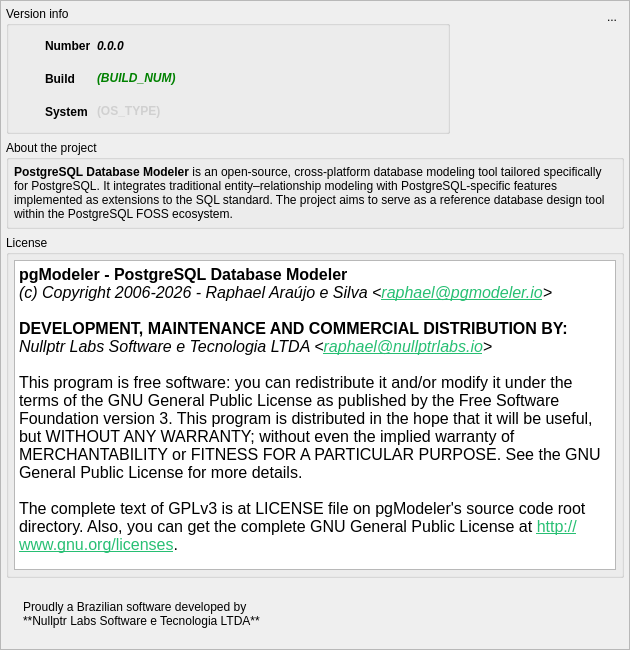
This is libs/libgui/ui/widgets/aboutwidget.ui in maniac787/pgmodeler as Qt 5 draws it before an edit. The edited form follows.
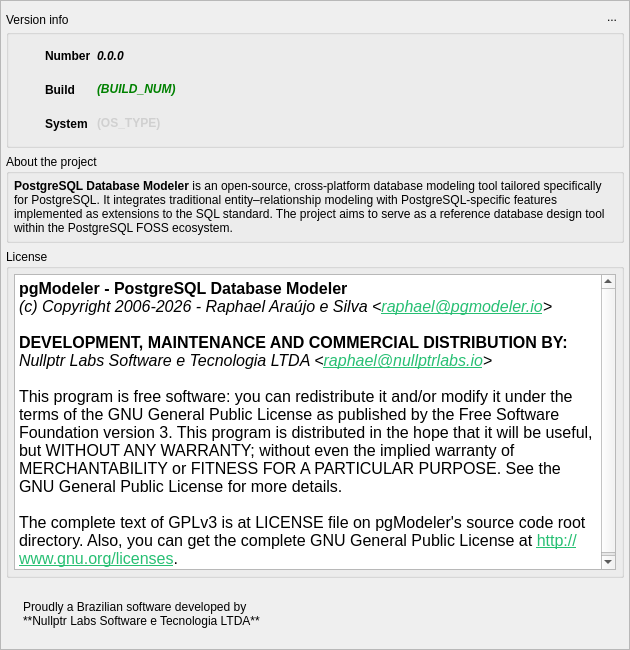
This is the edited form. Icons and pictures are not drawn.

Commit message: Minor ajdustment in about widget

What changed in the file:
```diff
--- a/libs/libgui/ui/widgets/aboutwidget.ui
+++ b/libs/libgui/ui/widgets/aboutwidget.ui
@@ -89,18 +89,57 @@
       </property>
       <item>
        <layout class="QGridLayout" name="gridLayout">
-        <item row="0" column="0" rowspan="2">
-         <widget class="QGroupBox" name="groupBox_3">
-          <property name="sizePolicy">
-           <sizepolicy hsizetype="Expanding" vsizetype="Preferred">
-            <horstretch>0</horstretch>
-            <verstretch>0</verstretch>
-           </sizepolicy>
-          </property>
-          <property name="title">
+        <property name="verticalSpacing">
+         <number>2</number>
+        </property>
+        <item row="0" column="0">
+         <widget class="QLabel" name="version_info_lbl">
+          <property name="text">
            <string>Version info</string>
           </property>
-          <layout class="QGridLayout" name="gridLayout_4">
+          <property name="alignment">
+           <set>Qt::AlignmentFlag::AlignBottom|Qt::AlignmentFlag::AlignLeading|Qt::AlignmentFlag::AlignLeft</set>
+          </property>
+         </widget>
+        </item>
+        <item row="0" column="1">
+         <widget class="QToolButton" name="hide_tb">
+          <property name="toolTip">
+           <string>Hide this widget</string>
+          </property>
+          <property name="text">
+           <string>...</string>
+          </property>
+          <property name="icon">
+           <iconset resource="../../res/resources.qrc">
+            <normaloff>:/icons/icons/closetab.png</normaloff>:/icons/icons/closetab.png</iconset>
+          </property>
+          <property name="iconSize">
+           <size>
+            <width>20</width>
+            <height>20</height>
+           </size>
+          </property>
+          <property name="shortcut">
+           <string>Esc</string>
+          </property>
+          <property name="autoRaise">
+           <bool>true</bool>
+          </property>
+         </widget>
+        </item>
+        <item row="1" column="0" rowspan="2" colspan="2">
+         <widget class="QGroupBox" name="groupBox_3">
+          <property name="sizePolicy">
+           <sizepolicy hsizetype="Expanding" vsizetype="Preferred">
+            <horstretch>0</horstretch>
+            <verstretch>0</verstretch>
+           </sizepolicy>
+          </property>
+          <property name="title">
+           <string/>
+          </property>
+          <layout class="QHBoxLayout" name="horizontalLayout_2">
            <property name="leftMargin">
             <number>5</number>
            </property>
@@ -113,6 +152,45 @@
            <property name="bottomMargin">
             <number>5</number>
            </property>
+           <item>
+            <layout class="QGridLayout" name="gridLayout_2">
+             <item row="1" column="1">
+              <widget class="QLabel" name="label_6">
+               <property name="font">
+                <font>
+                 <bold>true</bold>
+                </font>
+               </property>
+               <property name="text">
+                <string>Build</string>
+               </property>
+              </widget>
+             </item>
+             <item row="0" column="0">
+              <widget class="QLabel" name="label_4">
+               <property name="minimumSize">
+                <size>
+                 <width>25</width>
+                 <height>25</height>
+                </size>
+               </property>
+               <property name="maximumSize">
+                <size>
+                 <width>25</width>
+                 <height>25</height>
+                </size>
+               </property>
+               <property name="text">
+                <string/>
+               </property>
+               <property name="pixmap">
+                <pixmap resource="../../res/resources.qrc">:/icons/icons/info.png</pixmap>
+               </property>
+               <property name="scaledContents">
+                <bool>true</bool>
+               </property>
+              </widget>
+             </item>
            <item row="1" column="2">
             <widget class="QLabel" name="build_num_lbl">
              <property name="sizePolicy">
@@ -178,98 +256,6 @@
              </property>
             </widget>
            </item>
-           <item row="2" column="2">
-            <widget class="QLabel" name="os_type_lbl">
-             <property name="sizePolicy">
-              <sizepolicy hsizetype="Preferred" vsizetype="Preferred">
-               <horstretch>0</horstretch>
-               <verstretch>0</verstretch>
-              </sizepolicy>
-             </property>
-             <property name="palette">
-              <palette>
-               <active>
-                <colorrole role="WindowText">
-                 <brush brushstyle="SolidPattern">
-                  <color alpha="255">
-                   <red>9</red>
-                   <green>121</green>
-                   <blue>240</blue>
-                  </color>
-                 </brush>
-                </colorrole>
-                <colorrole role="Text">
-                 <brush brushstyle="SolidPattern">
-                  <color alpha="255">
-                   <red>0</red>
-                   <green>85</green>
-                   <blue>255</blue>
-                  </color>
-                 </brush>
-                </colorrole>
-               </active>
-               <inactive>
-                <colorrole role="WindowText">
-                 <brush brushstyle="SolidPattern">
-                  <color alpha="255">
-                   <red>208</red>
-                   <green>208</green>
-                   <blue>208</blue>
-                  </color>
-                 </brush>
-                </colorrole>
-                <colorrole role="Text">
-                 <brush brushstyle="SolidPattern">
-                  <color alpha="255">
-                   <red>208</red>
-                   <green>208</green>
-                   <blue>208</blue>
-                  </color>
-                 </brush>
-                </colorrole>
-               </inactive>
-               <disabled>
-                <colorrole role="WindowText">
-                 <brush brushstyle="SolidPattern">
-                  <color alpha="96">
-                   <red>164</red>
-                   <green>166</green>
-                   <blue>168</blue>
-                  </color>
-                 </brush>
-                </colorrole>
-                <colorrole role="Text">
-                 <brush brushstyle="SolidPattern">
-                  <color alpha="96">
-                   <red>164</red>
-                   <green>166</green>
-                   <blue>168</blue>
-                  </color>
-                 </brush>
-                </colorrole>
-               </disabled>
-              </palette>
-             </property>
-             <property name="font">
-              <font>
-               <italic>false</italic>
-               <bold>true</bold>
-              </font>
-             </property>
-             <property name="text">
-              <string>(OS_TYPE)</string>
-             </property>
-             <property name="alignment">
-              <set>Qt::AlignmentFlag::AlignLeading|Qt::AlignmentFlag::AlignLeft|Qt::AlignmentFlag::AlignVCenter</set>
-             </property>
-             <property name="indent">
-              <number>-1</number>
-             </property>
-             <property name="textInteractionFlags">
-              <set>Qt::TextInteractionFlag::LinksAccessibleByMouse|Qt::TextInteractionFlag::TextSelectableByMouse</set>
-             </property>
-            </widget>
-           </item>
            <item row="1" column="0">
             <widget class="QLabel" name="label_3">
              <property name="minimumSize">
@@ -295,55 +281,6 @@
              </property>
             </widget>
            </item>
-           <item row="1" column="1">
-            <widget class="QLabel" name="label_6">
-             <property name="font">
-              <font>
-               <bold>true</bold>
-              </font>
-             </property>
-             <property name="text">
-              <string>Build</string>
-             </property>
-            </widget>
-           </item>
-           <item row="0" column="1">
-            <widget class="QLabel" name="label_5">
-             <property name="font">
-              <font>
-               <bold>true</bold>
-              </font>
-             </property>
-             <property name="text">
-              <string>Number</string>
-             </property>
-            </widget>
-           </item>
-           <item row="2" column="0">
-            <widget class="QLabel" name="label_2">
-             <property name="minimumSize">
-              <size>
-               <width>25</width>
-               <height>25</height>
-              </size>
-             </property>
-             <property name="maximumSize">
-              <size>
-               <width>25</width>
-               <height>25</height>
-              </size>
-             </property>
-             <property name="text">
-              <string/>
-             </property>
-             <property name="pixmap">
-              <pixmap resource="../../res/resources.qrc">:/icons/icons/server.png</pixmap>
-             </property>
-             <property name="scaledContents">
-              <bool>true</bool>
-             </property>
-            </widget>
-           </item>
            <item row="0" column="2">
             <widget class="QLabel" name="pgmodeler_ver_lbl">
              <property name="sizePolicy">
@@ -381,6 +318,43 @@
              </property>
             </widget>
            </item>
+             <item row="0" column="1">
+              <widget class="QLabel" name="label_5">
+               <property name="font">
+                <font>
+                 <bold>true</bold>
+                </font>
+               </property>
+               <property name="text">
+                <string>Number</string>
+               </property>
+              </widget>
+             </item>
+             <item row="2" column="0">
+              <widget class="QLabel" name="label_2">
+               <property name="minimumSize">
+                <size>
+                 <width>25</width>
+                 <height>25</height>
+                </size>
+               </property>
+               <property name="maximumSize">
+                <size>
+                 <width>25</width>
+                 <height>25</height>
+                </size>
+               </property>
+               <property name="text">
+                <string/>
+               </property>
+               <property name="pixmap">
+                <pixmap resource="../../res/resources.qrc">:/icons/icons/server.png</pixmap>
+               </property>
+               <property name="scaledContents">
+                <bool>true</bool>
+               </property>
+              </widget>
+             </item>
            <item row="2" column="1">
             <widget class="QLabel" name="label_7">
              <property name="font">
@@ -393,35 +367,101 @@
              </property>
             </widget>
            </item>
-           <item row="0" column="0">
-            <widget class="QLabel" name="label_4">
-             <property name="minimumSize">
-              <size>
-               <width>25</width>
-               <height>25</height>
-              </size>
-             </property>
-             <property name="maximumSize">
-              <size>
-               <width>25</width>
-               <height>25</height>
-              </size>
+             <item row="2" column="2">
+              <widget class="QLabel" name="os_type_lbl">
+               <property name="sizePolicy">
+                <sizepolicy hsizetype="Preferred" vsizetype="Preferred">
+                 <horstretch>0</horstretch>
+                 <verstretch>0</verstretch>
+                </sizepolicy>
+               </property>
+               <property name="palette">
+                <palette>
+                 <active>
+                  <colorrole role="WindowText">
+                   <brush brushstyle="SolidPattern">
+                    <color alpha="255">
+                     <red>9</red>
+                     <green>121</green>
+                     <blue>240</blue>
+                    </color>
+                   </brush>
+                  </colorrole>
+                  <colorrole role="Text">
+                   <brush brushstyle="SolidPattern">
+                    <color alpha="255">
+                     <red>0</red>
+                     <green>85</green>
+                     <blue>255</blue>
+                    </color>
+                   </brush>
+                  </colorrole>
+                 </active>
+                 <inactive>
+                  <colorrole role="WindowText">
+                   <brush brushstyle="SolidPattern">
+                    <color alpha="255">
+                     <red>208</red>
+                     <green>208</green>
+                     <blue>208</blue>
+                    </color>
+                   </brush>
+                  </colorrole>
+                  <colorrole role="Text">
+                   <brush brushstyle="SolidPattern">
+                    <color alpha="255">
+                     <red>208</red>
+                     <green>208</green>
+                     <blue>208</blue>
+                    </color>
+                   </brush>
+                  </colorrole>
+                 </inactive>
+                 <disabled>
+                  <colorrole role="WindowText">
+                   <brush brushstyle="SolidPattern">
+                    <color alpha="96">
+                     <red>164</red>
+                     <green>166</green>
+                     <blue>168</blue>
+                    </color>
+                   </brush>
+                  </colorrole>
+                  <colorrole role="Text">
+                   <brush brushstyle="SolidPattern">
+                    <color alpha="96">
+                     <red>164</red>
+                     <green>166</green>
+                     <blue>168</blue>
+                    </color>
+                   </brush>
+                  </colorrole>
+                 </disabled>
+                </palette>
+               </property>
+               <property name="font">
+                <font>
+                 <italic>false</italic>
+                 <bold>true</bold>
+                </font>
              </property>
              <property name="text">
-              <string/>
-             </property>
-             <property name="pixmap">
-              <pixmap resource="../../res/resources.qrc">:/icons/icons/info.png</pixmap>
-             </property>
-             <property name="scaledContents">
-              <bool>true</bool>
+                <string>(OS_TYPE)</string>
+               </property>
+               <property name="alignment">
+                <set>Qt::AlignmentFlag::AlignLeading|Qt::AlignmentFlag::AlignLeft|Qt::AlignmentFlag::AlignVCenter</set>
+               </property>
+               <property name="indent">
+                <number>-1</number>
+               </property>
+               <property name="textInteractionFlags">
+                <set>Qt::TextInteractionFlag::LinksAccessibleByMouse|Qt::TextInteractionFlag::TextSelectableByMouse</set>
              </property>
             </widget>
            </item>
           </layout>
-         </widget>
-        </item>
-        <item row="0" column="2" rowspan="2">
+           </item>
+           <item>
          <widget class="QLabel" name="label">
           <property name="sizePolicy">
            <sizepolicy hsizetype="Fixed" vsizetype="Fixed">
@@ -431,14 +471,14 @@
           </property>
           <property name="minimumSize">
            <size>
-            <width>128</width>
-            <height>128</height>
+               <width>100</width>
+               <height>100</height>
            </size>
           </property>
           <property name="maximumSize">
            <size>
-            <width>140</width>
-            <height>140</height>
+               <width>100</width>
+               <height>100</height>
            </size>
           </property>
           <property name="text">
@@ -455,64 +495,9 @@
           </property>
          </widget>
         </item>
-        <item row="0" column="3">
-         <widget class="QToolButton" name="hide_tb">
-          <property name="toolTip">
-           <string>Hide this widget</string>
-          </property>
-          <property name="text">
-           <string>...</string>
-          </property>
-          <property name="icon">
-           <iconset resource="../../res/resources.qrc">
-            <normaloff>:/icons/icons/closetab.png</normaloff>:/icons/icons/closetab.png</iconset>
-          </property>
-          <property name="iconSize">
-           <size>
-            <width>20</width>
-            <height>20</height>
-           </size>
-          </property>
-          <property name="shortcut">
-           <string>Esc</string>
-          </property>
-          <property name="autoRaise">
-           <bool>true</bool>
-          </property>
+          </layout>
          </widget>
         </item>
-        <item row="1" column="3">
-         <spacer name="verticalSpacer">
-          <property name="orientation">
-           <enum>Qt::Orientation::Vertical</enum>
-          </property>
-          <property name="sizeType">
-           <enum>QSizePolicy::Policy::Ignored</enum>
-          </property>
-          <property name="sizeHint" stdset="0">
-           <size>
-            <width>20</width>
-            <height>98</height>
-           </size>
-          </property>
-         </spacer>
-        </item>
-        <item row="0" column="1" rowspan="2">
-         <spacer name="horizontalSpacer">
-          <property name="orientation">
-           <enum>Qt::Orientation::Horizontal</enum>
-          </property>
-          <property name="sizeType">
-           <enum>QSizePolicy::Policy::Fixed</enum>
-          </property>
-          <property name="sizeHint" stdset="0">
-           <size>
-            <width>10</width>
-            <height>20</height>
-           </size>
-          </property>
-         </spacer>
-        </item>
        </layout>
       </item>
       <item>
```
Left out of the diff: 3 changed lines with no effect on the pictures. Lines whose indentation alone changed are shown as unchanged. The commit also changes 3 other files.
